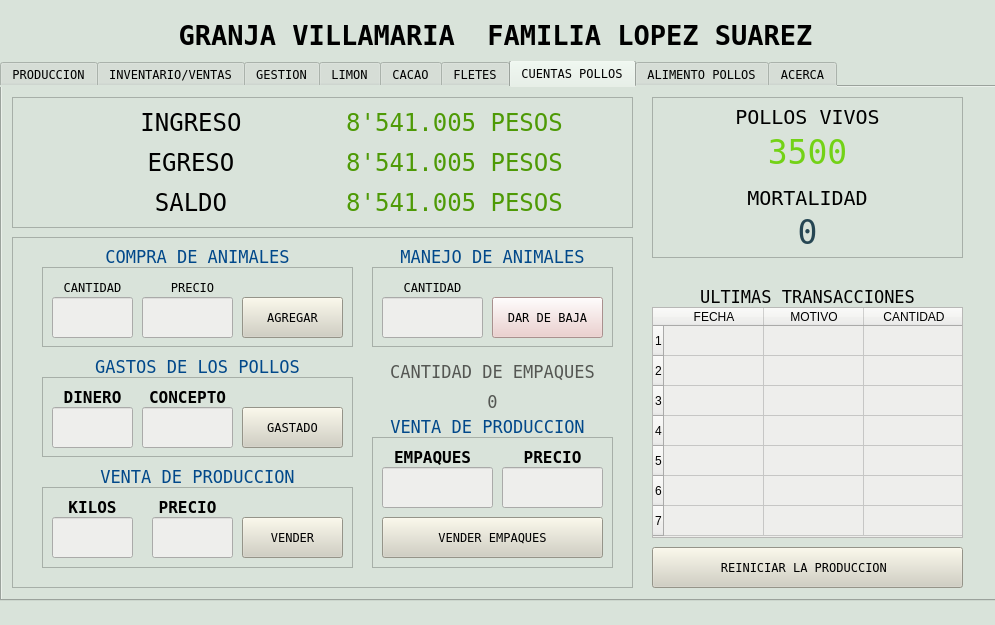
Before: the Qt Designer form interfaz_grafica/Interfaz_de_usuario.ui in joaramirezra/Huevos-familia-lopez, drawn with Qt 5.
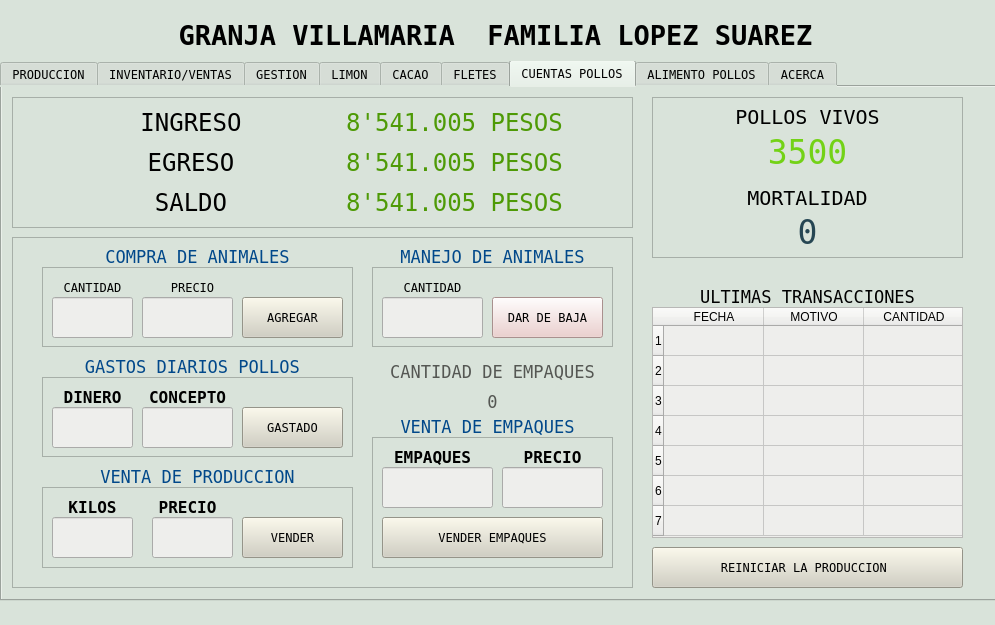
After: the same form once the commit is applied. The open tabs and pages were chosen to show the change. Custom widgets are drawn as their Qt base class.

```diff
--- a/interfaz_grafica/Interfaz_de_usuario.ui
+++ b/interfaz_grafica/Interfaz_de_usuario.ui
@@ -6211,7 +6211,7 @@
         <string notr="true">color: rgb(1, 72, 138);</string>
        </property>
        <property name="text">
-        <string>VENTA DE PRODUCCION</string>
+        <string>VENTA DE EMPAQUES</string>
        </property>
        <property name="alignment">
         <set>Qt::AlignCenter</set>
@@ -6472,7 +6472,7 @@
         <string notr="true">color: rgb(1, 72, 138);</string>
        </property>
        <property name="text">
-        <string>GASTOS DE LOS POLLOS</string>
+        <string>GASTOS DIARIOS POLLOS </string>
        </property>
        <property name="alignment">
         <set>Qt::AlignCenter</set>
```
Left out of the diff: 4 changed lines with no effect on the pictures.
